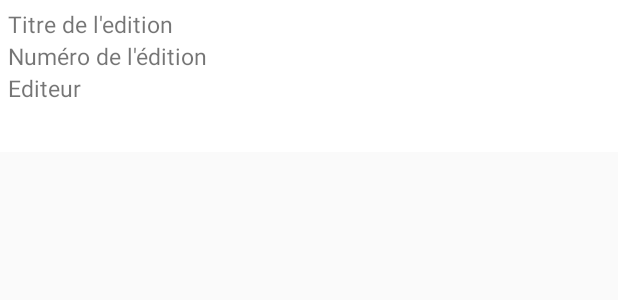
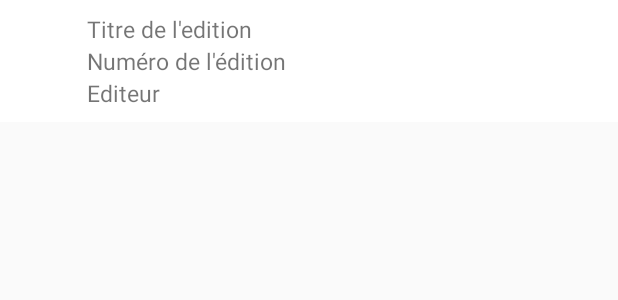
Before and after one commit to vpoiaghi/BdList2, an Android app: the layout itm_event.xml on its own in the app's theme, with its tools: preview values and no code run, on a phone screen of 412 x 824 dp. Shown: the top 300 px of the screen. Run offline under Robolectric (Android 15) with nearby library versions, the phone set to English and light mode, and no system bars.

Commit message:
itm_event.xml (feature) : Change layout content

```diff
--- a/app/src/main/res/layout/itm_event.xml
+++ b/app/src/main/res/layout/itm_event.xml
@@ -1,18 +1,38 @@
 <?xml version="1.0" encoding="utf-8"?>
 
-<LinearLayout xmlns:android="http://schemas.android.com/apk/res/android"
-    xmlns:app="http://schemas.android.com/apk/res-auto"
-    android:orientation="horizontal"
+<RelativeLayout
+    xmlns:android="http://schemas.android.com/apk/res/android"
     android:layout_width="match_parent"
     android:layout_height="wrap_content"
     android:background="@color/white"
     android:padding="5dp">
 
+    <ImageView
+        android:id="@+id/itm_event_img_state"
+        android:layout_width="64px"
+        android:layout_height="64px"
+        android:layout_alignParentTop="true"
+        android:layout_alignParentLeft="true"
+        android:layout_margin="5px"
+        />
+
+    <ImageView
+        android:id="@+id/itm_event_img_reminder"
+        android:layout_width="64px"
+        android:layout_height="64px"
+        android:layout_alignParentTop="true"
+        android:layout_alignParentRight="true"
+        android:layout_margin="5px"
+        />
+
     <LinearLayout
         android:orientation="vertical"
         android:layout_width="0dp"
         android:layout_height="wrap_content"
-        android:layout_weight="90"
+        android:layout_alignParentTop="true"
+        android:layout_toRightOf="@id/itm_event_img_state"
+        android:layout_toLeftOf="@id/itm_event_img_reminder"
+        android:layout_margin="5px"
         android:background="@color/white">
 
         <TextView
@@ -41,30 +61,4 @@
 
     </LinearLayout>
 
-    <LinearLayout
-        android:orientation="vertical"
-        android:layout_width="0dp"
-        android:layout_height="wrap_content"
-        android:layout_weight="10"
-        android:background="@color/white">
-
-        <ImageView
-            android:id="@+id/itm_event_img_state"
-            android:layout_width="64px"
-            android:layout_height="64px"
-            android:layout_gravity="right"
-            android:layout_marginLeft="5dp"
-            android:layout_marginBottom="5dp"
-            />
-
-        <ImageView
-            android:id="@+id/itm_event_img_reminder"
-            android:layout_width="64px"
-            android:layout_height="64px"
-            android:layout_gravity="right"
-            android:layout_marginLeft="5dp"
-            />
-
-    </LinearLayout>
-
-</LinearLayout>
+</RelativeLayout>
```
